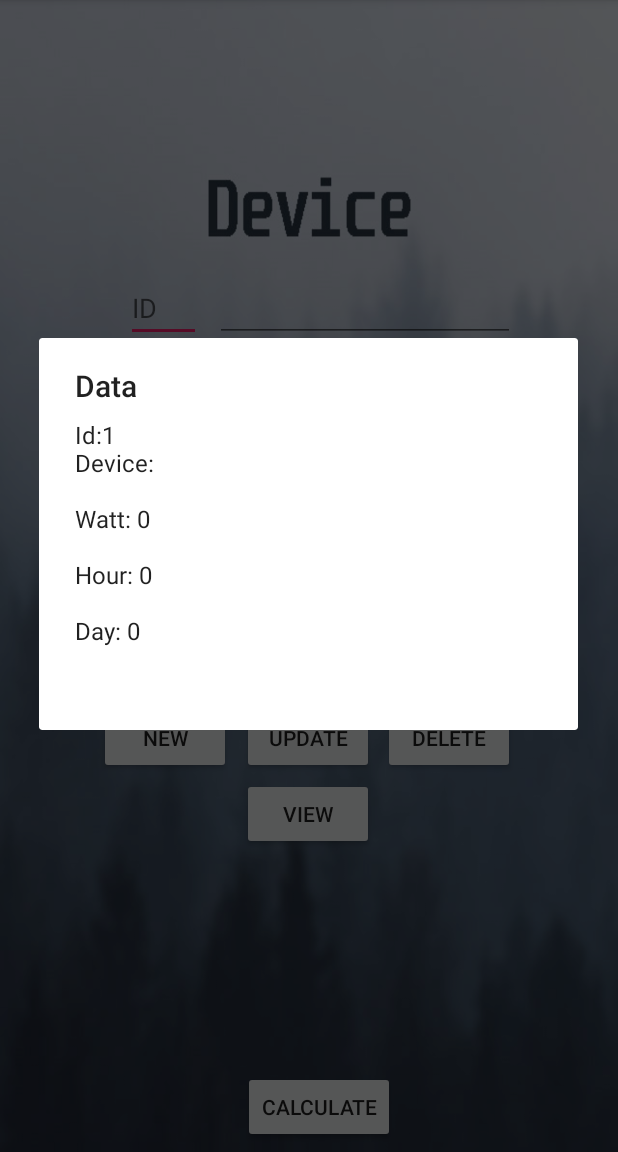
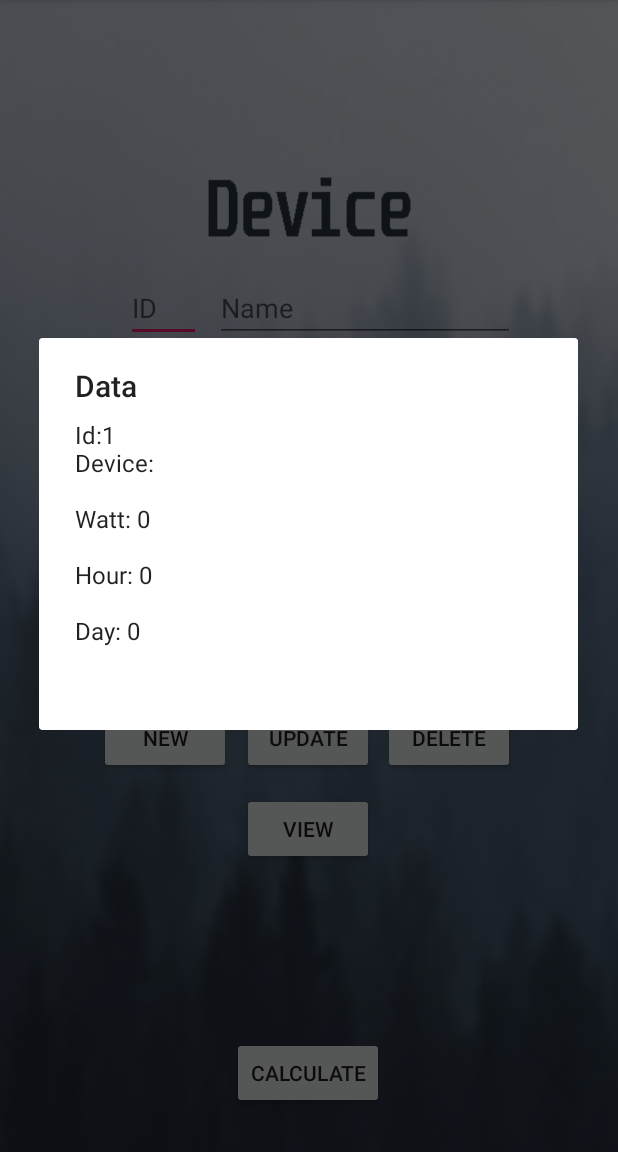
Before and after one commit to jinnygym/EEU-Program, an Android app: the NewAcitivity screen opened directly, with no data from a screen before it, after a tap on "VIEW", on a phone screen of 412 x 824 dp, the part 84-1236 px from its top. Run offline under Robolectric (Android 15) with nearby library versions, the phone set to English and light mode, and no system bars.

Commit message:
Update activity_new_acitivity.xml
Ver.2.0 Activity new

```diff
--- a/src/main/res/layout/activity_new_acitivity.xml
+++ b/src/main/res/layout/activity_new_acitivity.xml
@@ -27,6 +27,7 @@
         android:layout_width="200dp"
         android:layout_height="wrap_content"
         android:ems="10"
+        android:hint="Name"
         android:inputType="text"
         app:layout_constraintBottom_toBottomOf="parent"
         app:layout_constraintEnd_toEndOf="parent"
@@ -108,10 +109,10 @@
         android:text="Calculate"
         app:layout_constraintBottom_toBottomOf="parent"
         app:layout_constraintEnd_toEndOf="parent"
-        app:layout_constraintHorizontal_bias="0.521"
+        app:layout_constraintHorizontal_bias="0.498"
         app:layout_constraintStart_toStartOf="parent"
         app:layout_constraintTop_toTopOf="parent"
-        app:layout_constraintVertical_bias="0.992" />
+        app:layout_constraintVertical_bias="0.96" />
 
     <Button
         android:id="@+id/deleteBtn"
@@ -135,7 +136,7 @@
         app:layout_constraintHorizontal_bias="0.498"
         app:layout_constraintStart_toStartOf="parent"
         app:layout_constraintTop_toTopOf="parent"
-        app:layout_constraintVertical_bias="0.72" />
+        app:layout_constraintVertical_bias="0.734" />
 
 
 </androidx.constraintlayout.widget.ConstraintLayout>
```
